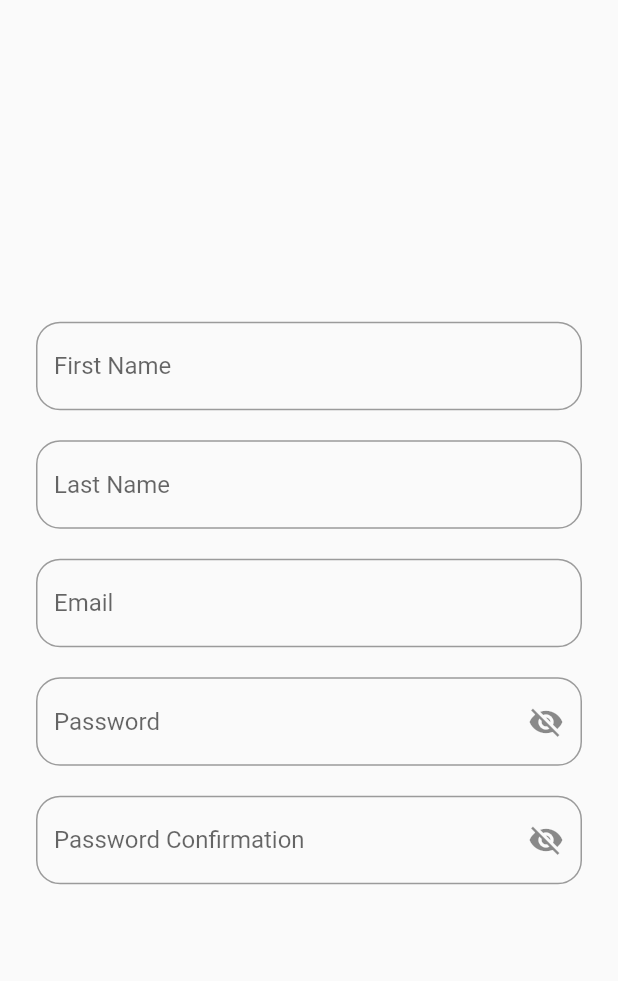
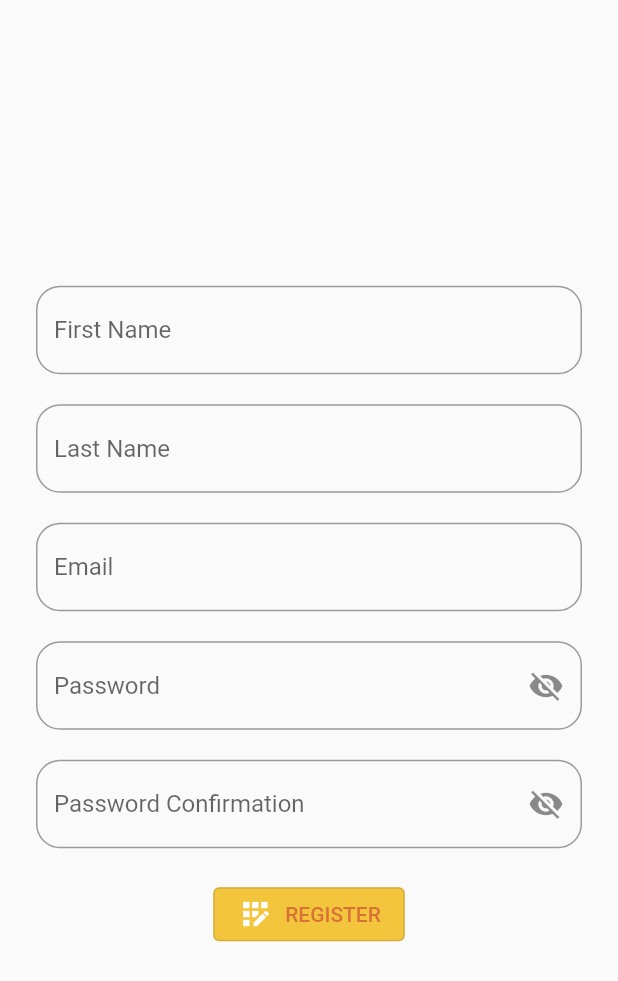
Before and after one commit to EmmanuelPereira1/convert_coin, a Flutter app: the screen it shows after launch, on a phone screen of 412 x 824 dp. Shown: the top 981 px of the screen. Run offline on Flutter 3.47's test engine with Material 2 defaults, Android fonts, the phone set to English and light mode, and no system bars; our stand-ins replace cloud_firestore, curved_navigation_bar, dio, firebase_auth, firebase_core, flutter_mobx and 1 more; accounts and stored records are empty; generated files the repository leaves out were written again.

Commit message:
register_Firebase_auth_and_store

```diff
--- a/lib/features/authetication/register/controller/register_controller.dart
+++ b/lib/features/authetication/register/controller/register_controller.dart
@@ -109,7 +109,8 @@ abstract class _RegisterControllerBase with Store {
 
   @action
   Future<void> saveCredentials() async {
-    final firestore = FirebaseFirestore.instance;
+
+      final firestore = FirebaseFirestore.instance;
     var currentUser = FirebaseAuth.instance.currentUser;
     if(currentUser?.uid != null) {
       await firestore.collection('users').doc(currentUser!.uid).set({
@@ -124,7 +125,7 @@ abstract class _RegisterControllerBase with Store {
   @action
   Future singUp() async {
     await FirebaseAuth.instance.createUserWithEmailAndPassword(
-      email: email.toString(), password: password.toString()
+      email: email, password: password,
     );
   }
  }
--- a/lib/features/authetication/register/view/view_register.dart
+++ b/lib/features/authetication/register/view/view_register.dart
@@ -75,8 +75,7 @@ class ViewRegister extends StatelessWidget {
                               onPressed: _controller.setPasswordVisible,
                               icon: _controller.isPasswordVisible
                                   ? const Icon(Icons.visibility)
-                            : const Icon(Icons.visibility_off)
-                            ),
+                                  : const Icon(Icons.visibility_off)),
                           hintText: 'Password',
                           border: OutlineInputBorder(
                             borderSide: BorderSide(color: Colors.black),
@@ -94,11 +93,11 @@ class ViewRegister extends StatelessWidget {
                         obscureText: !_controller.isPasswordVisible,
                         decoration: InputDecoration(
                           suffixIcon: IconButton(
-                            onPressed: _controller.setPasswordConfirmationVisible,
+                              onPressed:
+                                  _controller.setPasswordConfirmationVisible,
                               icon: _controller.isPasswordVisible
                                   ? const Icon(Icons.visibility)
-                            : const Icon(Icons.visibility_off)
-                            ),
+                                  : const Icon(Icons.visibility_off)),
                           hintText: 'Password Confirmation',
                           border: OutlineInputBorder(
                             borderSide: const BorderSide(color: Colors.black),
@@ -111,6 +110,26 @@ class ViewRegister extends StatelessWidget {
                     const SizedBox(
                       height: 20,
                     ),
+                    Observer(builder: (_) {
+                      return OutlinedButton.icon(
+                          style: ButtonStyle(
+                            backgroundColor: MaterialStateProperty.all<Color>(
+                                const Color(0XFFF2C53D)),
+                          ),
+                          onPressed: () async {
+                            await _controller.registerUser();
+                            await _controller.singUp();
+                            await _controller.saveCredentials();
+                          },
+                          icon: const Icon(
+                            Icons.app_registration_outlined,
+                            color: Colors.white,
+                          ),
+                          label: const Text(
+                            "REGISTER",
+                            style: TextStyle(color: Color(0xFFD97236)),
+                          ));
+                    })
                   ],
                 )
               ],
--- a/pubspec.yaml
+++ b/pubspec.yaml
@@ -37,7 +37,6 @@ dependencies:
   flutter_mobx: ^2.0.6+1
   mobx: ^2.0.7+2
   dio: ^4.0.6
-firebase_auth
   firebase_auth: ^3.3.18
   google_sign_in: ^5.3.2
   cloud_firestore: ^3.1.16
```
Also changed, not shown: lib/features/authetication/register/controller/register_controller.g.dart, 1 other file. Lines whose indentation alone changed are shown as unchanged.
